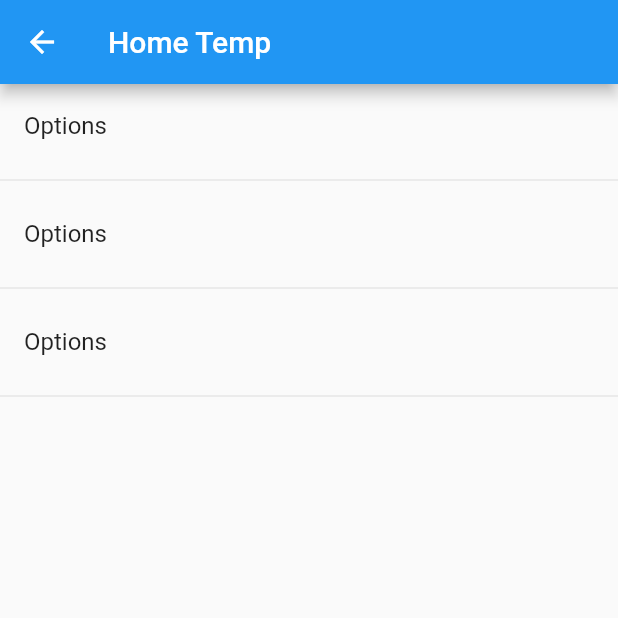
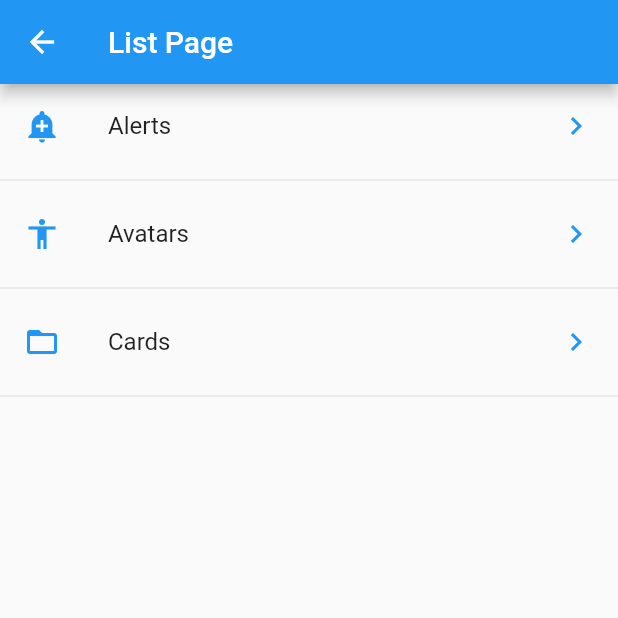
Before and after one commit to JafetMo5601/first-fllutter-app, a Flutter app: the screen it shows after launch, after a tap on "Initiate the app!", on a phone screen of 412 x 824 dp, the top half of it. Run offline on Flutter 3.47's test engine with Material 2 defaults, Android fonts, the phone set to English and light mode, and no system bars.

Commit message:
Create a module to read from JSON and convert it to a Map data structure. Generate dinamically a list of tiles.

```diff
--- a/lib/src/pages/list_page.dart
+++ b/lib/src/pages/list_page.dart
@@ -1,45 +1,50 @@
+import 'package:first_flutter_app/src/providers/menu_provider.dart';
+import 'package:first_flutter_app/src/utils/icons_string_util.dart';
 import 'package:flutter/material.dart';
 
 class ListPage extends StatelessWidget {
-
-  final List<String> options = [
-    'Option 1',
-    'Option 2',
-    'Option 3',
-    'Option 4'
-  ];
-
   @override
   Widget build(BuildContext context) {
     return Scaffold(
       appBar: AppBar(
-        title: Text('Home Temp')
+        title: Text('List Page'),
       ),
-      body: ListView(
-        children: _listItems()
-      ),
+      body: _list()
     );
   }
 
-  List<Widget> _listItems() {
-    return _createListOfItems();
+  Widget _list() {
+    return FutureBuilder(
+      future: menuProvider.loadData(),
+      initialData: [],
+      builder: (BuildContext context, AsyncSnapshot<List<dynamic>> snapshot){
+        return ListView(
+          children: _listItems(snapshot.data, context),
+        );
+      }
+    );
   }
 
-  List<Widget> _createListOfItems() {
-    return [
-      ListTile(
-        title: Text('Options'),
-      ),
-      Divider(),
-      ListTile(
-        title: Text('Options'),
-      ),
-      Divider(),
-      ListTile(
-        title: Text('Options'),
-      ),
-      Divider()
-    ];
+  List<Widget> _listItems(retrievedData, BuildContext context) {
+
+    final List<Widget> options = [];
+
+    retrievedData.forEach((option) {
+      final tempWidget = ListTile(
+        title: Text(option['text']),
+        leading: getIcon(option['icon']),
+        trailing: Icon(Icons.keyboard_arrow_right, color: Colors.blue),
+        onTap: (){
+          Navigator.pushNamed(context, option['route']);
+        },
+      );
+
+      options.add(tempWidget);
+      options.add(Divider());
+
+    });
+
+    return options;
   }
 
 }
--- /dev/null
+++ b/lib/src/providers/menu_provider.dart
@@ -0,0 +1,19 @@
+import 'dart:convert';
+
+import 'package:flutter/services.dart' show rootBundle;
+
+
+class MenuProvider {
+
+  List<dynamic> options = [];
+
+  Future<List<dynamic>> loadData() async {
+    final response = await rootBundle.loadString('data/menu_options.json');
+    Map dataMap = json.decode(response);
+    options = dataMap['routes'];
+
+    return options;
+  }
+}
+
+final menuProvider = MenuProvider();
--- /dev/null
+++ b/lib/src/utils/icons_string_util.dart
@@ -0,0 +1,11 @@
+import 'package:flutter/material.dart';
+
+final _icons = <String, IconData>{
+  'add_alert': Icons.add_alert,
+  'accessibility': Icons.accessibility,
+  'folder_open': Icons.folder_open
+};
+
+Icon getIcon (String iconName) {
+  return Icon(_icons[iconName], color: Colors.blue);
+}
```
